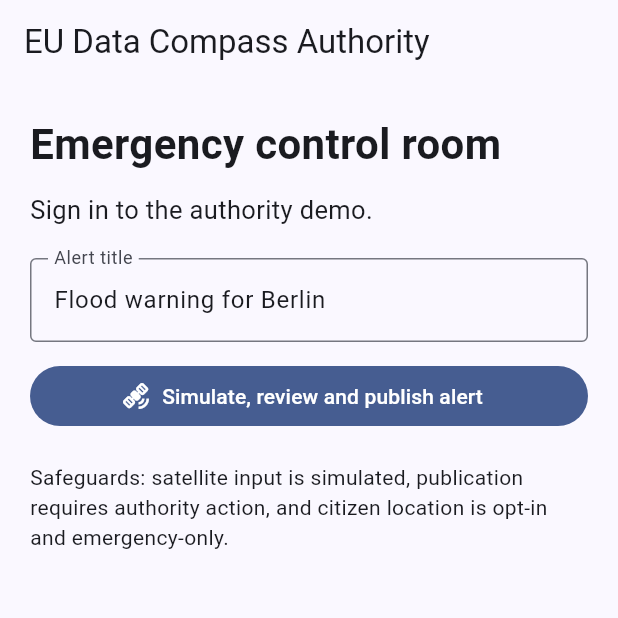
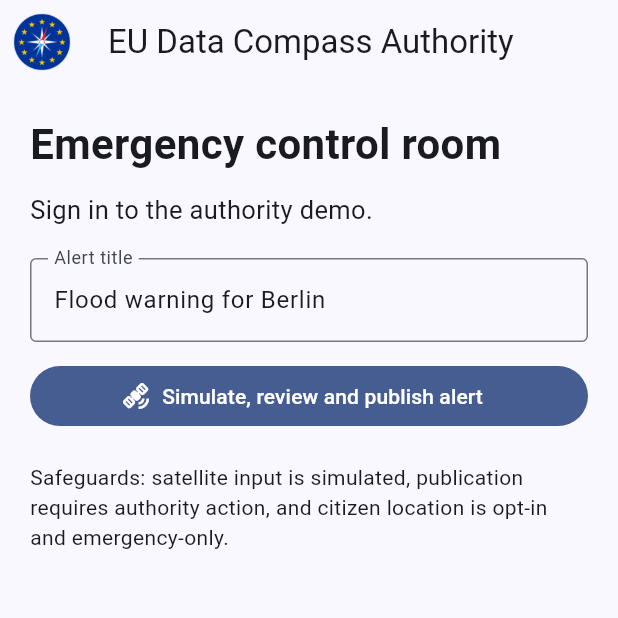
Before and after one commit to Dewliak/EIS, a Flutter app: the screen it shows after launch, on a phone screen of 412 x 824 dp, the top half of it. Run offline on Flutter 3.47's test engine with Material 3 defaults, Android fonts, the phone set to English and light mode, and no system bars; our stand-ins replace geolocator.

Commit message:
mobile: bundle EU Data Compass logo and show it in the app bar
- Add assets/logo.png to citizen_app and authority_app (from the shared
  mobile/eu_compass_logo_transparent.png), declared in each pubspec.
- Show the logo as the AppBar leading in both apps.
Verified: flutter analyze clean, logo bundles into the debug APK.

```diff
--- a/mobile/authority_app/lib/main.dart
+++ b/mobile/authority_app/lib/main.dart
@@ -14,5 +14,5 @@ class _AuthorityHomeState extends State<AuthorityHome> {
   Map<String, String> get headers => {'Content-Type': 'application/json', if (token != null) 'Authorization': 'Bearer $token'};
   Future<Map<String, dynamic>> post(String path, [Map<String, dynamic>? body]) async { final r = await http.post(Uri.parse('$apiBaseUrl$path'), headers: headers, body: jsonEncode(body ?? {})); if (r.statusCode >= 400) throw Exception(r.body); return jsonDecode(r.body); }
   Future<void> runDemo() async { try { final s = await post('/api/demo/authority/session'); token = s['access_token']; final h = await post('/api/authority/hazards/simulate'); hazardId = h['id']; await post('/api/authority/hazards/$hazardId/review'); final a = await post('/api/authority/alerts', {'hazard_id': hazardId, 'title': title.text, 'body': 'A simulated satellite observation indicates flooding risk near Berlin.', 'instructions': 'Follow official instructions and call 112 for immediate danger.', 'valid_from': '2026-01-01T00:00:00+00:00', 'valid_until': '2027-12-31T23:59:59+00:00', 'source_url': 'https://www.copernicus.eu/en/copernicus-services/emergency'}); await post('/api/authority/alerts/${a['id']}/publish'); setState(() => message = 'Alert published to matching demo travellers. Delivery is simulated.'); } catch (e) { setState(() => message = 'Unable to complete demo: $e'); } }
-  @override Widget build(BuildContext context) => Scaffold(appBar: AppBar(title: const Text('EU Data Compass Authority')), body: Padding(padding: const EdgeInsets.all(20), child: ListView(children: [const Text('Emergency control room', style: TextStyle(fontSize: 28, fontWeight: FontWeight.bold)), const SizedBox(height: 12), Text(message, style: const TextStyle(fontSize: 17)), const SizedBox(height: 20), TextField(controller: title, decoration: const InputDecoration(labelText: 'Alert title', border: OutlineInputBorder())), const SizedBox(height: 12), FilledButton.icon(onPressed: runDemo, icon: const Icon(Icons.satellite_alt), label: const Text('Simulate, review and publish alert')), const SizedBox(height: 20), const Text('Safeguards: satellite input is simulated, publication requires authority action, and citizen location is opt-in and emergency-only.')])));
+  @override Widget build(BuildContext context) => Scaffold(appBar: AppBar(leading: Padding(padding: const EdgeInsets.all(8), child: Image.asset('assets/logo.png')), title: const Text('EU Data Compass Authority')), body: Padding(padding: const EdgeInsets.all(20), child: ListView(children: [const Text('Emergency control room', style: TextStyle(fontSize: 28, fontWeight: FontWeight.bold)), const SizedBox(height: 12), Text(message, style: const TextStyle(fontSize: 17)), const SizedBox(height: 20), TextField(controller: title, decoration: const InputDecoration(labelText: 'Alert title', border: OutlineInputBorder())), const SizedBox(height: 12), FilledButton.icon(onPressed: runDemo, icon: const Icon(Icons.satellite_alt), label: const Text('Simulate, review and publish alert')), const SizedBox(height: 20), const Text('Safeguards: satellite input is simulated, publication requires authority action, and citizen location is opt-in and emergency-only.')])));
 }
--- a/mobile/authority_app/pubspec.yaml
+++ b/mobile/authority_app/pubspec.yaml
@@ -14,3 +14,5 @@ dev_dependencies:
   flutter_lints: ^5.0.0
 flutter:
   uses-material-design: true
+  assets:
+    - assets/logo.png
--- a/mobile/citizen_app/lib/main.dart
+++ b/mobile/citizen_app/lib/main.dart
@@ -79,7 +79,7 @@ class _EmergencyHomeState extends State<EmergencyHome> {
 
   @override
   Widget build(BuildContext context) => Scaffold(
-    appBar: AppBar(title: const Text('EU Data Compass'), actions: [IconButton(onPressed: api.token == null ? null : refresh, icon: const Icon(Icons.refresh))]),
+    appBar: AppBar(leading: Padding(padding: const EdgeInsets.all(8), child: Image.asset('assets/logo.png')), title: const Text('EU Data Compass'), actions: [IconButton(onPressed: api.token == null ? null : refresh, icon: const Icon(Icons.refresh))]),
     body: Padding(padding: const EdgeInsets.all(20), child: loading ? const Center(child: CircularProgressIndicator()) : ListView(children: [
       const Text('Emergency mode', style: TextStyle(fontSize: 28, fontWeight: FontWeight.bold)),
       const SizedBox(height: 8),
--- a/mobile/citizen_app/pubspec.yaml
+++ b/mobile/citizen_app/pubspec.yaml
@@ -15,3 +15,5 @@ dev_dependencies:
   flutter_lints: ^5.0.0
 flutter:
   uses-material-design: true
+  assets:
+    - assets/logo.png
```
Also changed, not shown: mobile/authority_app/assets/logo.png (added), mobile/citizen_app/assets/logo.png (added), mobile/eu_compass_logo_transparent.png (added).
